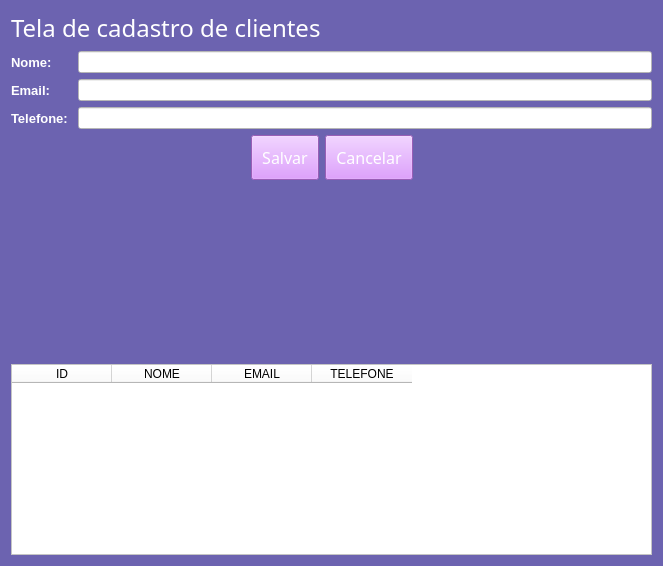
The window that view/cadastro_clientes.ui (Michel3-01/Sistema_Loja_de_Roupas) describes before a commit, drawn with Qt 5.
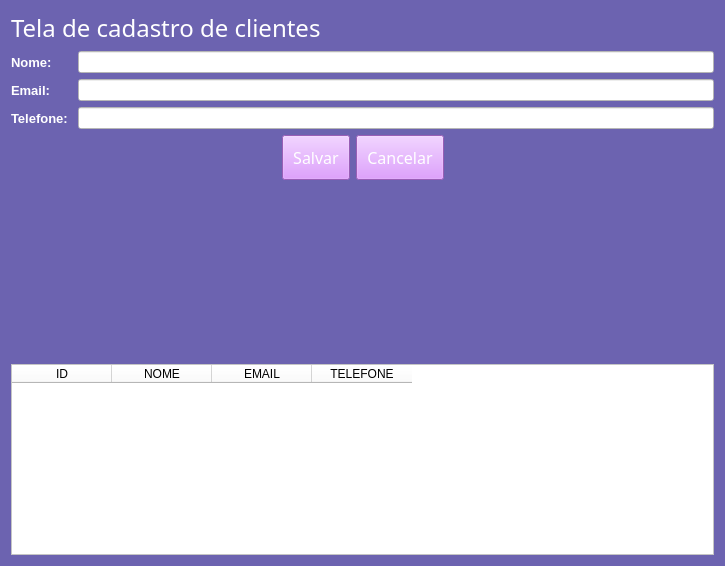
The same window after the commit.

```diff
--- a/view/cadastro_clientes.ui
+++ b/view/cadastro_clientes.ui
@@ -6,7 +6,7 @@
    <rect>
     <x>0</x>
     <y>0</y>
-    <width>663</width>
+    <width>725</width>
     <height>566</height>
    </rect>
   </property>
```
Left out of the diff: 12 changed lines with no effect on the pictures.
